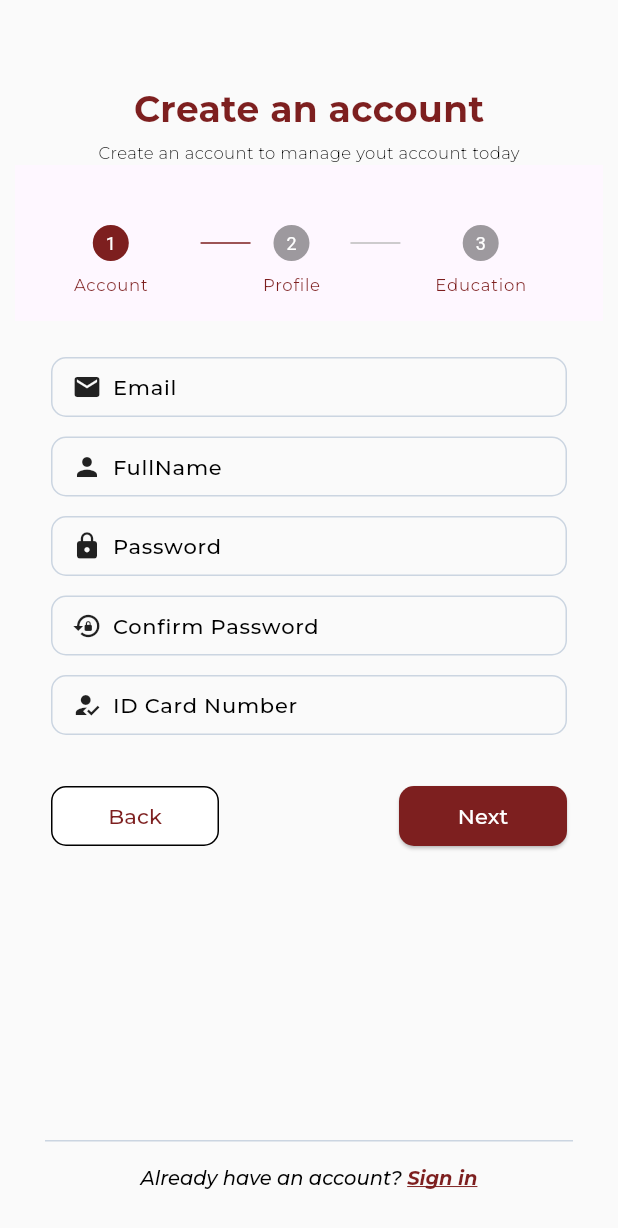
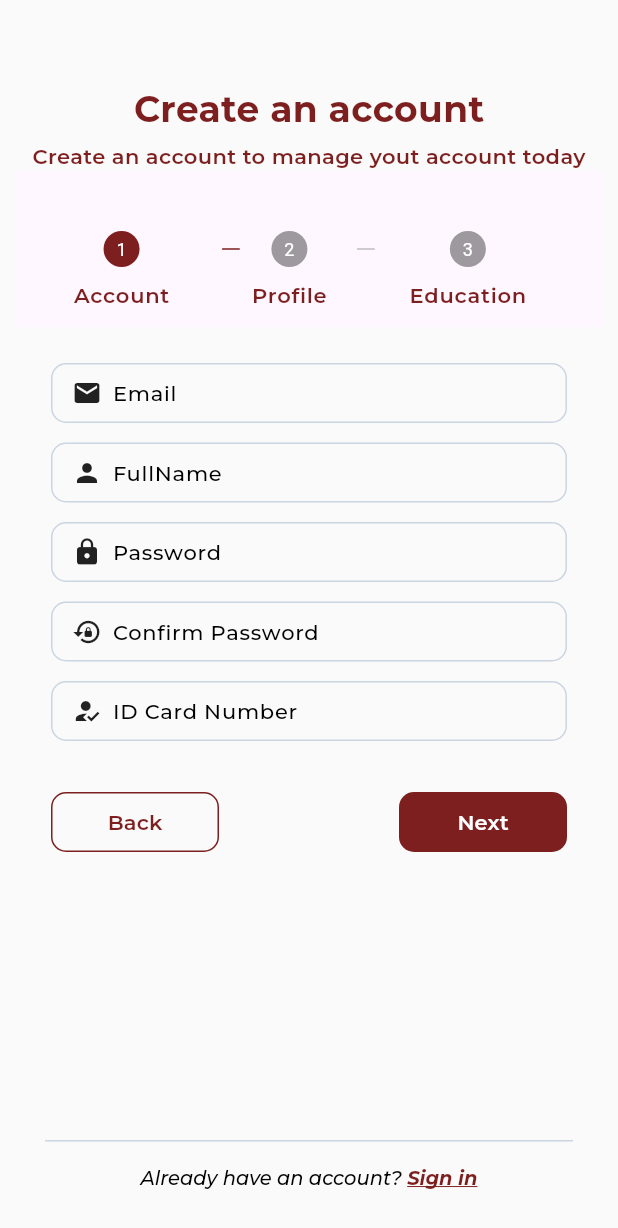
Before and after one commit to NgTrHung27/StudyAbroad_MobileApp, a Flutter app: the screen it shows after launch, after a tap on "Sign Up", on a phone screen of 412 x 824 dp. Shown: the top 1228 px of the screen. Run offline on Flutter 3.47's test engine with Material 3 defaults, Android fonts, the phone set to English and light mode, and no system bars; our stand-ins replace flutter_bloc, fluttertoast, google_fonts, image_picker, shared_preferences; network calls fail.

Commit message:
CleanCode w Montserat_Button Component

```diff
--- a/lib/View/Authentication/register_page.dart
+++ b/lib/View/Authentication/register_page.dart
@@ -16,6 +16,8 @@ import 'dart:convert';
 
 import 'package:kltn_mobile/bloC/auth/auth_cubit.dart';
 import 'package:kltn_mobile/bloC/repository/repository.dart';
+import 'package:kltn_mobile/components/Style/simplebutton.dart';
+import 'package:kltn_mobile/components/Style/montserrat.dart';
 
 class RegisterPage extends StatefulWidget {
   const RegisterPage({super.key});
@@ -206,14 +208,14 @@ class _RegisterPageState extends State<RegisterPage> {
   }
 
   void fetchCity() async {
-    try {
-      List<City> fetchedCity = await APIRepository().getCity();
-      setState(() {
-        lstCities = fetchedCity.cast<City>();
-      });
-    } catch (e) {
-      print("Failed to fetch country: $e");
-    }
+    // try {
+    //   List<City> fetchedCity = await APIRepository().getCity();
+    //   setState(() {
+    //     lstCities = fetchedCity.cast<City>();
+    //   });
+    // } catch (e) {
+    //   print("Failed to fetch country: $e");
+    // }
   }
 
   //Declare intial state value for selectedSchool
@@ -355,11 +357,14 @@ class _RegisterPageState extends State<RegisterPage> {
 
   //call function `fetchSchools` in initState to get List School when page initial
   School? school;
+  City? city;
   @override
   void initState() {
     super.initState();
     context.read<AuthCubit>().getSchools();
-    print('Schools: $lstschools');
+    context.read<AuthCubit>().getCity();
+    print('Schools: $lstschools - Check Ini');
+    print('Cities: $lstCities - Check Ini');
     // selectDate();
     fetchSchools();
     schoolChange(null);
@@ -474,133 +479,52 @@ class _RegisterPageState extends State<RegisterPage> {
                 SizedBox(
                   width: double.infinity,
                   height: 40,
-                  child: OutlinedButton(
-                    style: ButtonStyle(
-                      shape: MaterialStateProperty.all<RoundedRectangleBorder>(
-                        RoundedRectangleBorder(
-                          borderRadius: BorderRadius.circular(10.0),
-                          side: const BorderSide(
-                            color: Color(0xff7D1F1F),
-                            width: 1.0,
-                            style: BorderStyle.solid,
-                          ),
-                        ),
-                      ),
-                      overlayColor: MaterialStateProperty.resolveWith<Color>(
-                          (states) => states.contains(MaterialState.pressed)
-                              ? const Color(0xff7D1F1F).withOpacity(0.2)
-                              : const Color(0xff7D1F1F).withOpacity(0.1)),
-                      shadowColor: MaterialStateProperty.resolveWith<Color>(
-                          (states) => states.contains(MaterialState.pressed)
-                              ? Colors.black.withOpacity(0.3)
-                              : Colors.transparent),
-                      elevation: MaterialStateProperty.resolveWith<double>(
-                          (states) => states.contains(MaterialState.pressed)
-                              ? 5.0
-                              : 0.0),
+                  child: SimpleButton(
+                    backgroundColor: Colors.transparent,
+                    borderColor: const Color(0xff7D1F1F),
+                    onPressed: details.onStepCancel,
+                    child: const TextMonserats(
+                      'Back',
+                      color: Color(0xff7D1F1F),
                     ),
-                    onPressed: () {
-                      details.onStepCancel;
-                    },
-                    child: Text('Back',
-                        style: GoogleFonts.getFont(
-                          'Montserrat',
-                          color: const Color(0xff7D1F1F),
-                          fontWeight: FontWeight.w600,
-                          fontSize: 14,
-                        )),
                   ),
                 ),
                 const SizedBox(height: 10),
                 SizedBox(
                     width: double.infinity,
                     height: 40,
-                    child: ElevatedButton(
-                      style: ButtonStyle(
-                        backgroundColor: MaterialStateProperty.all<Color>(
-                            const Color(0xff7D1F1F)),
-                        shape:
-                            MaterialStateProperty.all<RoundedRectangleBorder>(
-                          RoundedRectangleBorder(
-                            borderRadius: BorderRadius.circular(10.0),
-                          ),
-                        ),
-                        overlayColor: MaterialStateProperty.resolveWith<Color>(
-                            (states) => states.contains(MaterialState.pressed)
-                                ? const Color(0xff7D1F1F).withOpacity(0.2)
-                                : const Color(0xff7D1F1F).withOpacity(0.1)),
-                        shadowColor: MaterialStateProperty.resolveWith<Color>(
-                            (states) => states.contains(MaterialState.pressed)
-                                ? Colors.black.withOpacity(0.3)
-                                : Colors.transparent),
-                        elevation: MaterialStateProperty.resolveWith<double>(
-                            (states) => states.contains(MaterialState.pressed)
-                                ? 5.0
-                                : 0.0),
-                      ),
+                    child: SimpleButton(
                       onPressed: () {
-                        // Thực hiện chức năng đăng ký khi nhấn nút Sign Up
-                        // Đoạn code xử lý đăng ký người dùng
                         userRegister();
                       },
-                      child: Text('Sign Up',
-                          style: GoogleFonts.getFont(
-                            'Montserrat',
-                            color: Colors.white,
-                            fontWeight: FontWeight.w600,
-                            fontSize: 14,
-                          )),
+                      child: const TextMonserats(
+                        'Sign Up',
+                        color: Colors.white,
+                      ),
                     )),
               ],
             )
           : Row(
               children: [
                 Expanded(
-                  child: OutlinedButton(
-                    style: ButtonStyle(
-                      backgroundColor:
-                          MaterialStateProperty.all<Color>(Colors.white),
-                      shape: MaterialStateProperty.all<RoundedRectangleBorder>(
-                        RoundedRectangleBorder(
-                          borderRadius: BorderRadius.circular(10.0),
-                          side: const BorderSide(
-                            color: Color(0xff7D1F1F),
-                            width: 1.0,
-                            style: BorderStyle.solid,
-                          ),
-                        ),
-                      ),
+                  child: SimpleButton(
+                    backgroundColor: Colors.transparent,
+                    borderColor: const Color(0xff7D1F1F),
+                    onPressed: details.onStepCancel,
+                    child: const TextMonserats(
+                      'Back',
+                      color: Color(0xff7D1F1F),
                     ),
-                    onPressed: details.onStepCancel,
-                    child: Text('Back',
-                        style: GoogleFonts.getFont(
-                          'Montserrat',
-                          color: const Color(0xff7D1F1F),
-                          fontWeight: FontWeight.w500,
-                          fontSize: 14,
-                        )),
                   ),
                 ),
                 const SizedBox(width: 120),
                 Expanded(
-                  child: ElevatedButton(
-                    style: ButtonStyle(
-                      backgroundColor: MaterialStateProperty.all<Color>(
-                          const Color(0xff7D1F1F)),
-                      shape: MaterialStateProperty.all<RoundedRectangleBorder>(
-                        RoundedRectangleBorder(
-                          borderRadius: BorderRadius.circular(10.0),
-                        ),
-                      ),
+                  child: SimpleButton(
+                    onPressed: details.onStepContinue,
+                    child: const TextMonserats(
+                      'Next',
+                      color: Colors.white,
                     ),
-                    onPressed: details.onStepContinue,
-                    child: Text('Next',
-                        style: GoogleFonts.getFont(
-                          'Montserrat',
-                          color: Colors.white,
-                          fontWeight: FontWeight.w500,
-                          fontSize: 14,
-                        )),
                   ),
                 ),
               ],
@@ -669,13 +593,8 @@ class _RegisterPageState extends State<RegisterPage> {
                             fontSize: 24,
                           )),
                       const SizedBox(height: 5),
-                      Text('Create an account to manage yout account today',
-                          style: GoogleFonts.getFont(
-                            'Montserrat',
-                            color: const Color(0xff000000),
-                            fontWeight: FontWeight.w300,
-                            fontSize: 11,
-                          )),
+                      const TextMonserats(
+                          'Create an account to manage yout account today'),
                       Expanded(
                         child: Theme(
                           data: Theme.of(context).copyWith(
--- a/lib/View/Authentication/steps_register.dart
+++ b/lib/View/Authentication/steps_register.dart
@@ -5,6 +5,7 @@ import 'package:kltn_mobile/Model/school.dart';
 import 'package:kltn_mobile/Model/vn_country.dart';
 import 'package:kltn_mobile/bloC/auth/auth_cubit.dart';
 import 'package:kltn_mobile/bloC/auth/auth_state.dart';
+import 'package:kltn_mobile/components/Style/montserrat.dart';
 import 'package:kltn_mobile/components/dropdown.dart';
 import 'package:kltn_mobile/components/numeric_textfield.dart';
 import 'package:kltn_mobile/components/radio.dart';
@@ -77,17 +78,11 @@ List<Step> getSteps(
       Step(
         title: const SizedBox.shrink(),
         isActive: currentStep != 1 && currentStep != 2,
-        label: Padding(
-          padding: const EdgeInsets.only(
+        label: const Padding(
+          padding: EdgeInsets.only(
               left: 15.0,
               right: 15.0), // Điều chỉnh khoảng cách giữa các số 1, 2, 3 ở đây
-          child: Text('Account',
-              style: GoogleFonts.getFont(
-                'Montserrat',
-                color: const Color(0xff7D1F1F),
-                fontWeight: FontWeight.w400,
-                fontSize: 11,
-              )),
+          child:  TextMonserats('Account'),
         ),
         content: Column(
           children: [
@@ -154,13 +149,7 @@ List<Step> getSteps(
       Step(
         title: const SizedBox.shrink(),
         isActive: currentStep != 0 && currentStep != 2,
-        label: Text('Profile',
-            style: GoogleFonts.getFont(
-              'Montserrat',
-              color: const Color(0xff7D1F1F),
-              fontWeight: FontWeight.w400,
-              fontSize: 11,
-            )),
+        label: const TextMonserats('Profile'),
         content: Column(
           children: [
             //DOB
@@ -241,16 +230,10 @@ List<Step> getSteps(
             ),
             const SizedBox(height: 13),
             //Address
-            Row(
+            const Row(
               crossAxisAlignment: CrossAxisAlignment.start,
               children: [
-                Text('Address',
-                    style: GoogleFonts.getFont(
-                      'Montserrat',
-                      color: Colors.black,
-                      fontWeight: FontWeight.w500,
-                      fontSize: 15,
-                    )),
+                TextMonserats('Address'),
               ],
             ),
             //City
@@ -363,17 +346,11 @@ List<Step> getSteps(
       Step(
         title: const SizedBox.shrink(),
         isActive: currentStep != 0 && currentStep != 1,
-        label: Padding(
-          padding: const EdgeInsets.only(
+        label: const Padding(
+          padding: EdgeInsets.only(
               left: 15.0,
               right: 15.0), // Điều chỉnh khoảng cách giữa các số 1, 2, 3 ở đây
-          child: Text('Education',
-              style: GoogleFonts.getFont(
-                'Montserrat',
-                color: const Color(0xff7D1F1F),
-                fontWeight: FontWeight.w400,
-                fontSize: 11,
-              )),
+          child: TextMonserats('Education'),
         ),
         content: Column(
           children: [
@@ -523,43 +500,26 @@ List<Step> getSteps(
                   imageValueChanged();
                   // imageValueChanged(getImage());
                 },
-                child: Row(
+                child: const Row(
                   mainAxisAlignment: MainAxisAlignment.start,
                   mainAxisSize: MainAxisSize.min,
                   children: [
-                    const Icon(
+                    Icon(
                       Icons.upload_file,
                       size: 21,
                     ),
-                    const SizedBox(width: 10),
-                    Text(
-                      'Upload file here',
-                      style: GoogleFonts.getFont(
-                        'Montserrat',
-                        color: Colors.black,
-                        fontWeight: FontWeight.w500,
-                        fontSize: 13,
-                      ),
-                      textAlign: TextAlign.left,
-                    ),
+                    SizedBox(width: 10),
+                    TextMonserats('Upload file here')
                   ],
                 ),
               ),
             ),
             //Overall Score
             const SizedBox(height: 13),
-            Row(
+            const Row(
               crossAxisAlignment: CrossAxisAlignment.start,
               children: [
-                Text(
-                  'Overall Score',
-                  style: GoogleFonts.getFont(
-                    'Montserrat',
-                    color: Colors.black,
-                    fontWeight: FontWeight.w500,
-                    fontSize: 15,
-                  ),
-                ),
+                TextMonserats('Overall Score'),
               ],
             ),
             //GPA - CGPA
--- a/lib/bloC/repository/repository.dart
+++ b/lib/bloC/repository/repository.dart
@@ -101,7 +101,8 @@ class APIRepository {
         body: utf8.encode(jsonEncode({"email": email, "password": password})),
       );
 
-      final data = jsonDecode(utf8.decode(response.bodyBytes)); // Define data here
+      final data =
+          jsonDecode(utf8.decode(response.bodyBytes)); // Define data here
 
       if (response.statusCode == 200) {
         log('data: $data');
@@ -140,20 +141,18 @@ class APIRepository {
     }
   }
 
-
-    Future<List<City>> getCity() async {
+  Future<List<City>> getCity() async {
     try {
       final response = await http.get(
         Uri.parse('https://kltn-demo-deploy-admin.vercel.app/api/country'),
       );
       if (response.statusCode == 200) {
-        List<dynamic> data = jsonDecode(response.body);
-        print('API City Response: $data'); // Add this line
+        List<dynamic> data =
+            jsonDecode(utf8.decode(latin1.encode(response.body)));
+        print('API City Response: $data');
         List<City> cities = [];
         for (var item in data) {
-          // Tạo một đối tượng School từ JSON
           City city = City.fromJson(item);
-          // Thêm đối tượng School vào danh sách schools
           cities.add(city);
         }
         return cities;
--- /dev/null
+++ b/lib/components/Style/montserrat.dart
@@ -0,0 +1,23 @@
+import 'package:flutter/material.dart';
+import 'package:google_fonts/google_fonts.dart';
+
+class TextMonserats extends StatelessWidget {
+  final String text;
+  final Color? color;
+  final FontWeight? fontWeight;
+
+  const TextMonserats(this.text, {super.key, this.color, this.fontWeight});
+
+  @override
+  Widget build(BuildContext context) {
+    return Text(
+      text,
+      style: GoogleFonts.getFont(
+        'Montserrat',
+        color: color ?? const Color(0xff7D1F1F),
+        fontWeight: FontWeight.w600,
+        fontSize: 14,
+      ),
+    );
+  }
+}
--- /dev/null
+++ b/lib/components/Style/simplebutton.dart
@@ -0,0 +1,45 @@
+import 'package:flutter/material.dart';
+
+class SimpleButton extends StatelessWidget {
+  final Color? backgroundColor;
+  final Color? borderColor;
+  final VoidCallback onPressed;
+  final Widget child;
+
+  const SimpleButton({
+    super.key,
+    required this.onPressed,
+    required this.child,
+    this.backgroundColor,
+    this.borderColor,
+  });
+
+  @override
+  Widget build(BuildContext context) {
+    return ElevatedButton(
+      style: ButtonStyle(
+        backgroundColor: MaterialStateProperty.all<Color>(
+            backgroundColor ?? const Color(0xff7D1F1F)),
+        shape: MaterialStateProperty.all<RoundedRectangleBorder>(
+          RoundedRectangleBorder(
+            borderRadius: BorderRadius.circular(10.0),
+            side: BorderSide(color: borderColor ?? Colors.transparent),
+          ),
+        ),
+        overlayColor: MaterialStateProperty.resolveWith<Color>((states) =>
+            states.contains(MaterialState.pressed)
+                ? (backgroundColor ?? const Color(0xff7D1F1F)).withOpacity(0.2)
+                : (backgroundColor ?? const Color(0xff7D1F1F))
+                    .withOpacity(0.1)),
+        shadowColor: MaterialStateProperty.resolveWith<Color>((states) =>
+            states.contains(MaterialState.pressed)
+                ? Colors.black.withOpacity(0.3)
+                : Colors.transparent),
+        elevation: MaterialStateProperty.resolveWith<double>(
+            (states) => states.contains(MaterialState.pressed) ? 5.0 : 0.0),
+      ),
+      onPressed: onPressed,
+      child: child,
+    );
+  }
+}
```
